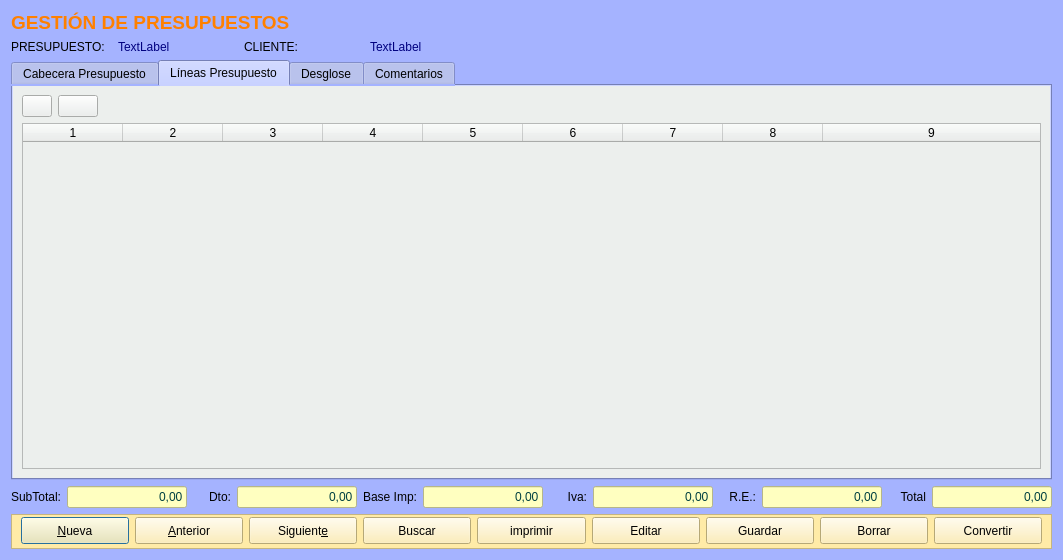
The window that Zona_Ventas/frmpresupuestoscli.ui (arcnexus/RedFoX) describes before a commit, drawn with Qt 5.
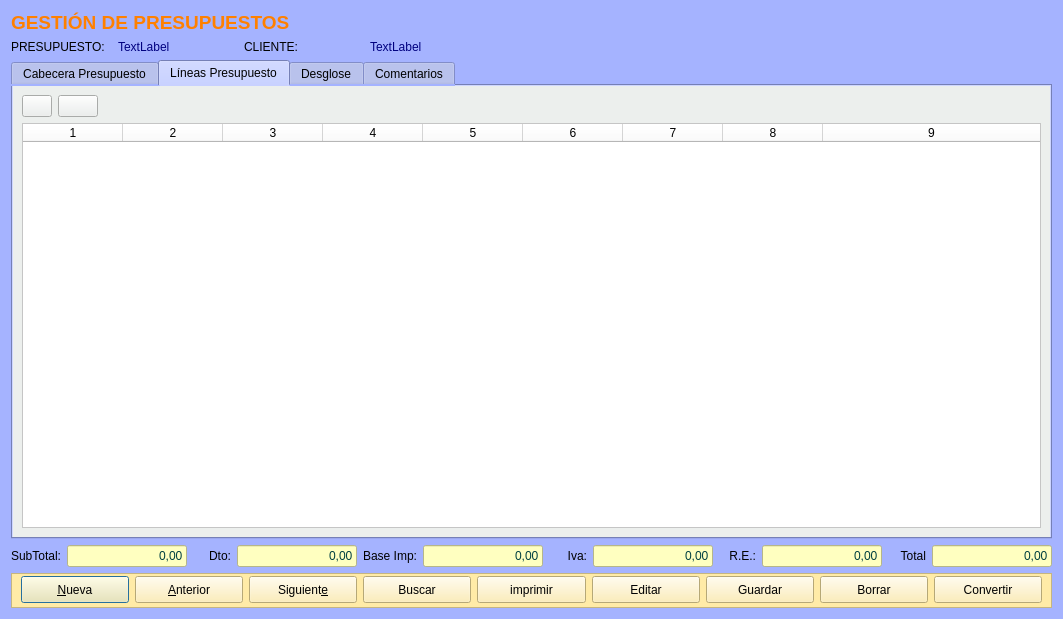
The same window after the commit. The open tabs and pages were chosen to show the change. Icons and pictures are not drawn.

Diff of the .ui file:
```diff
--- a/Zona_Ventas/frmpresupuestoscli.ui
+++ b/Zona_Ventas/frmpresupuestoscli.ui
@@ -7,7 +7,7 @@
     <x>0</x>
     <y>0</y>
     <width>1063</width>
-    <height>560</height>
+    <height>619</height>
    </rect>
   </property>
   <property name="sizePolicy">
@@ -1311,6 +1311,19 @@
        </item>
        <item row="1" column="0" colspan="3">
         <widget class="QTableWidget" name="tableWidget">
+         <property name="styleSheet">
+          <string notr="true">background-color: rgb(255, 255, 255);
+alternate-background-color: rgb(252, 255, 187);</string>
+         </property>
+         <property name="alternatingRowColors">
+          <bool>true</bool>
+         </property>
+         <property name="selectionMode">
+          <enum>QAbstractItemView::SingleSelection</enum>
+         </property>
+         <property name="selectionBehavior">
+          <enum>QAbstractItemView::SelectRows</enum>
+         </property>
          <property name="gridStyle">
           <enum>Qt::DotLine</enum>
          </property>
```
